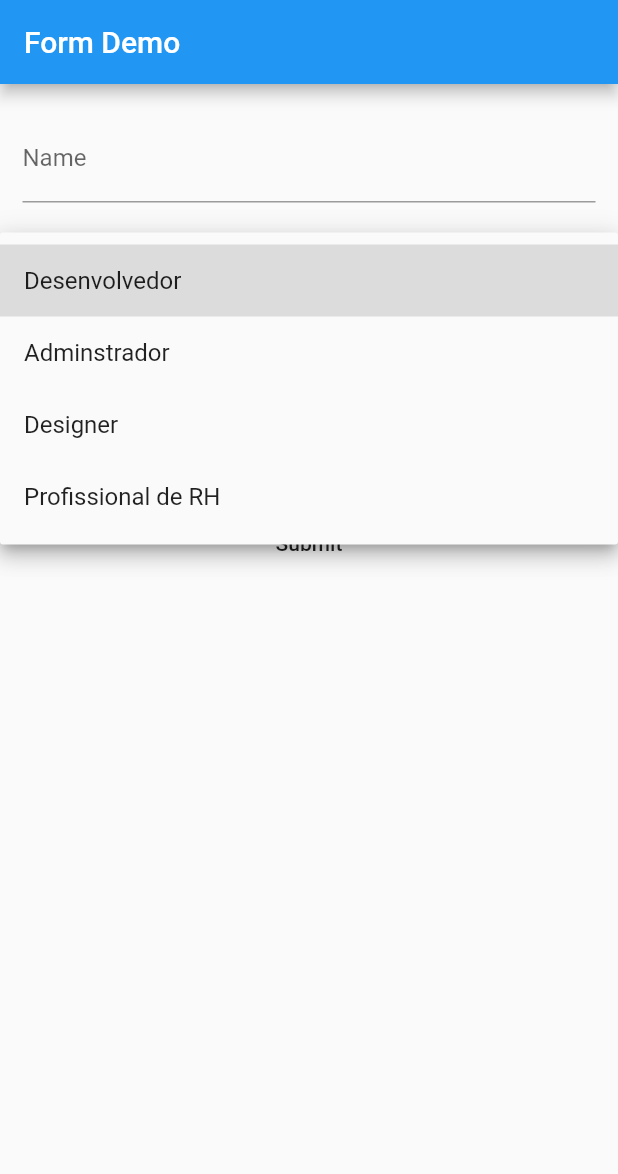
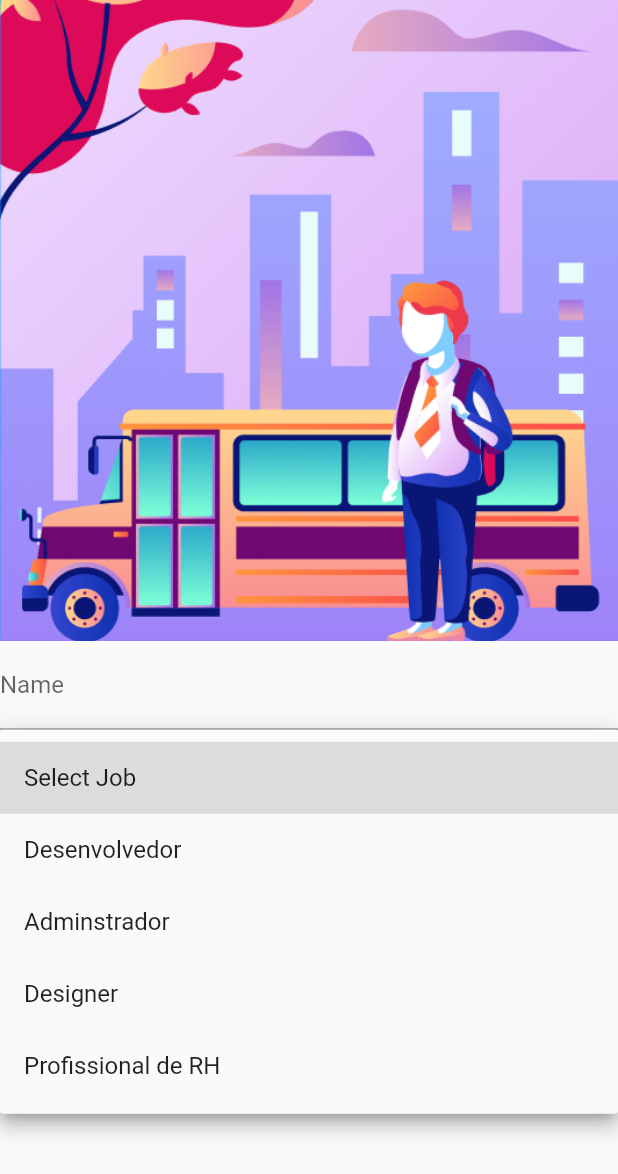
Before and after one commit to Vicdd/sa, a Flutter app: the screen it shows after launch, after a tap on "Select Job", on a phone screen of 412 x 824 dp. Shown: the top 1174 px of the screen. Run offline on Flutter 3.47's test engine with Material 2 defaults, Android fonts, the phone set to English and light mode, and no system bars; drawn by our look-alikes of flutter_form_builder.

Commit message:
Added initial layout

```diff
--- a/lib/main.dart
+++ b/lib/main.dart
@@ -7,7 +7,6 @@ void main() => runApp(MyApp());
 class MyApp extends StatelessWidget {
   @override
   Widget build(BuildContext context) {
-    final appTitle = 'Form Demo';
 
     return MaterialApp(
       title: 'Flutter Demo',
@@ -15,9 +14,6 @@ class MyApp extends StatelessWidget {
         primarySwatch: Colors.blue,
       ),
       home: Scaffold(
-        appBar: AppBar(
-          title: Text(appTitle),
-        ),
         body: MyHomePage(),
       ),
     );
@@ -45,7 +41,7 @@ class _MyHomePageState extends State<MyHomePage> {
   int calculateAge(DateTime date) {
     var age;
     DateTime now = DateTime.now();
-    print(date);
+
     age = now.year - date.year;
     if (now.month < date.month)
       age--;
@@ -70,33 +66,39 @@ class _MyHomePageState extends State<MyHomePage> {
   @override
   Widget build(BuildContext context) {
     return Scaffold(
-      body: FormBuilder(
+      body: SingleChildScrollView(
+          child: Column(
+        mainAxisAlignment: MainAxisAlignment.start,
+        crossAxisAlignment: CrossAxisAlignment.stretch,
+        children: <Widget>[
+          Image.asset("assets/images/img1.png"),
+          FormBuilder(
             key: _fbKey,
-        autovalidate: true,
-        child: ListView(
-          padding: const EdgeInsets.symmetric(horizontal: 15.0),
+            autovalidate: false,
+            initialValue: {
+              'name': "",
+              'job': 'Select',
+              'date': DateTime.now(),
+            },
+            child: Column(
               children: <Widget>[
-            SizedBox(height: 20.0),
                 FormBuilderTextField(
                   attribute: "name",
                   decoration: InputDecoration(labelText: "Name"),
                   validators: [FormBuilderValidators.required()],
                 ),
-            SizedBox(height: 20.0),
 
                 FormBuilderDropdown(
                   attribute: "job",
                   decoration: InputDecoration(labelText: "Job"),
-              // initialValue: 'Male',
                   hint: Text('Select Job'),
                   validators: [FormBuilderValidators.required()],
-              items: ['Desenvolvedor', 'Adminstrador','Designer','Profissional de RH']
+                  items: ['Select Job', 'Desenvolvedor', 'Adminstrador','Designer','Profissional de RH']
                     .map((job) => DropdownMenuItem(
                       value: job,
                       child: Text("$job")
                   )).toList(),
                 ),
-            SizedBox(height: 20.0),
 
                 FormBuilderDateTimePicker(
                   attribute: "date",
@@ -106,7 +108,6 @@ class _MyHomePageState extends State<MyHomePage> {
                   decoration:
                     InputDecoration(labelText: "Date of birth"),
                 ),
-            SizedBox(height: 40.0),
 
                 MaterialButton(
                   child: Text("Submit"),
@@ -119,6 +120,9 @@ class _MyHomePageState extends State<MyHomePage> {
               ],
             ),
           ),
+        ],
+      ),
+      )
     );
   }
 }
--- a/pubspec.yaml
+++ b/pubspec.yaml
@@ -42,9 +42,8 @@ flutter:
   uses-material-design: true
 
   # To add assets to your application, add an assets section, like this:
-  # assets:
-  #  - images/a_dot_burr.jpeg
-  #  - images/a_dot_ham.jpeg
+  assets:
+  - assets/images/img1.png
 
   # An image asset can refer to one or more resolution-specific "variants", see
   # https://flutter.dev/assets-and-images/#resolution-aware.
```
Also changed, not shown: assets/images/img1.png (added). Lines whose indentation alone changed are shown as unchanged.
